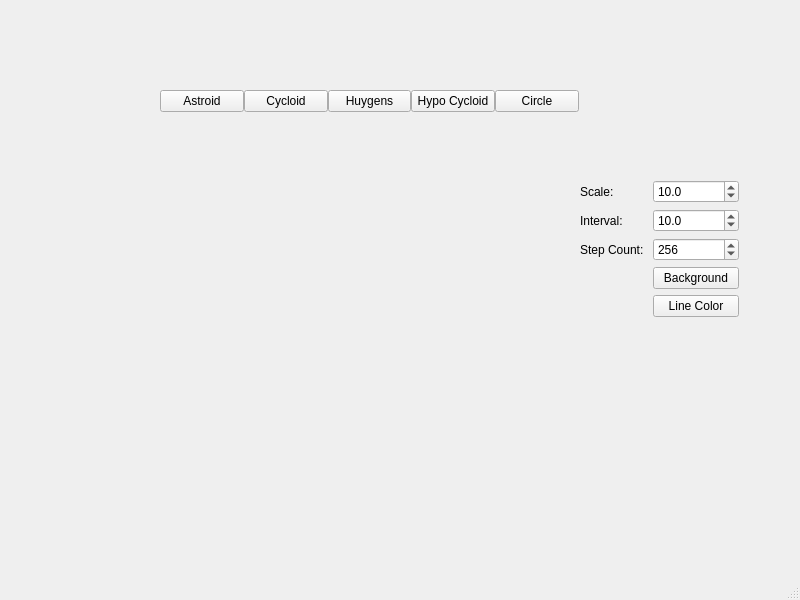
Above: mainwindow.ui from AdziuG/ShapeApp-Cpp-Qt before the change. Below: the same form after it.
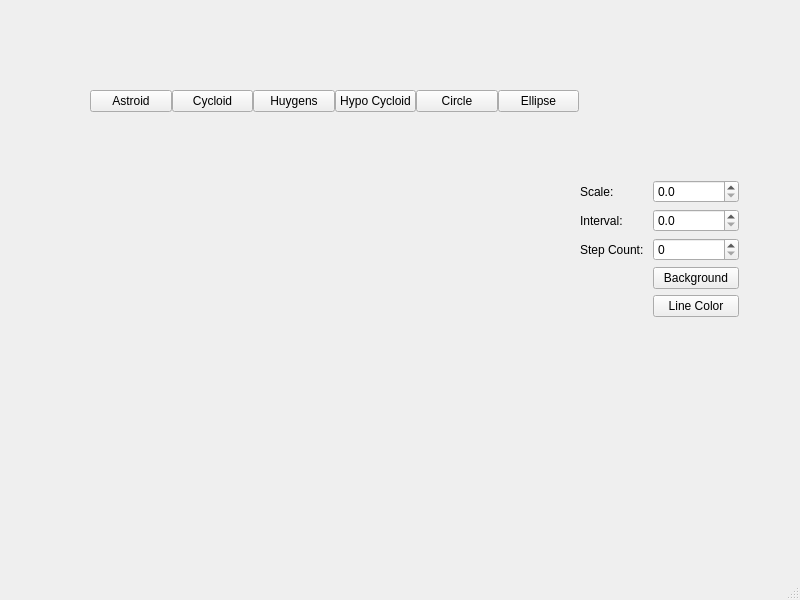
That is the form after the change. Custom widgets are drawn as their Qt base class.

Commit message: add ellipse shape

What changed in the file:
```diff
--- a/mainwindow.ui
+++ b/mainwindow.ui
@@ -17,9 +17,9 @@
    <widget class="QWidget" name="layoutWidget">
     <property name="geometry">
      <rect>
-      <x>160</x>
+      <x>90</x>
       <y>90</y>
-      <width>419</width>
+      <width>489</width>
       <height>381</height>
      </rect>
     </property>
@@ -64,6 +64,13 @@
          </property>
         </widget>
        </item>
+       <item>
+        <widget class="QPushButton" name="btnEllipse">
+         <property name="text">
+          <string>Ellipse</string>
+         </property>
+        </widget>
+       </item>
       </layout>
      </item>
      <item>
@@ -71,7 +78,7 @@
      </item>
     </layout>
    </widget>
-   <widget class="QWidget" name="">
+   <widget class="QWidget" name="layoutWidget">
     <property name="geometry">
      <rect>
       <x>580</x>
@@ -93,11 +100,14 @@
        <property name="decimals">
         <number>1</number>
        </property>
+       <property name="maximum">
+        <double>100.000000000000000</double>
+       </property>
        <property name="singleStep">
         <double>0.100000000000000</double>
        </property>
        <property name="value">
-        <double>10.000000000000000</double>
+        <double>0.000000000000000</double>
        </property>
       </widget>
      </item>
@@ -117,7 +127,7 @@
         <double>0.100000000000000</double>
        </property>
        <property name="value">
-        <double>10.000000000000000</double>
+        <double>0.000000000000000</double>
        </property>
       </widget>
      </item>
@@ -134,7 +144,7 @@
         <number>512</number>
        </property>
        <property name="value">
-        <number>256</number>
+        <number>0</number>
        </property>
       </widget>
      </item>
```
The commit also changes 4 other files.
